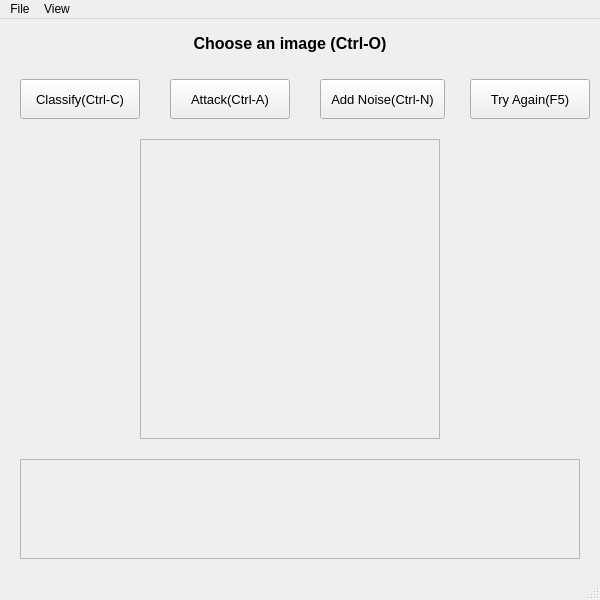
sShaAanGg/python-final, file mainwindow.ui: the form before one commit.
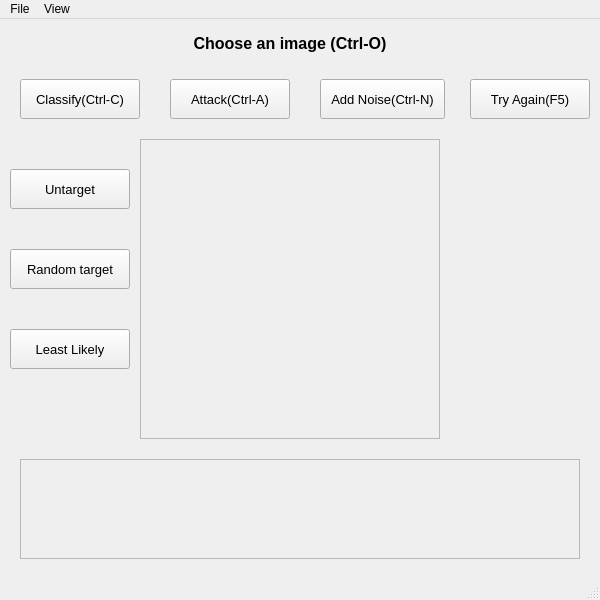
The form after the commit.

Commit message: Add buttons for different attacking modes

What changed in the file:
```diff
--- a/mainwindow.ui
+++ b/mainwindow.ui
@@ -257,6 +257,78 @@
      </property>
     </widget>
    </widget>
+   <widget class="QPushButton" name="button_attack_untargeted">
+    <property name="geometry">
+     <rect>
+      <x>10</x>
+      <y>150</y>
+      <width>120</width>
+      <height>40</height>
+     </rect>
+    </property>
+    <property name="font">
+     <font>
+      <pointsize>10</pointsize>
+     </font>
+    </property>
+    <property name="text">
+     <string>Untarget</string>
+    </property>
+    <property name="shortcut">
+     <string>F1</string>
+    </property>
+    <property name="isActivated" stdset="0">
+     <bool>false</bool>
+    </property>
+   </widget>
+   <widget class="QPushButton" name="button_attack_least">
+    <property name="geometry">
+     <rect>
+      <x>10</x>
+      <y>310</y>
+      <width>120</width>
+      <height>40</height>
+     </rect>
+    </property>
+    <property name="font">
+     <font>
+      <pointsize>10</pointsize>
+     </font>
+    </property>
+    <property name="text">
+     <string>Least Likely</string>
+    </property>
+    <property name="shortcut">
+     <string>F3</string>
+    </property>
+    <property name="isActivated" stdset="0">
+     <bool>false</bool>
+    </property>
+   </widget>
+   <widget class="QPushButton" name="button_attack_random">
+    <property name="geometry">
+     <rect>
+      <x>10</x>
+      <y>230</y>
+      <width>120</width>
+      <height>40</height>
+     </rect>
+    </property>
+    <property name="font">
+     <font>
+      <pointsize>10</pointsize>
+     </font>
+    </property>
+    <property name="text">
+     <string>Random target</string>
+    </property>
+    <property name="shortcut">
+     <string>F2</string>
+    </property>
+    <property name="isActivated" stdset="0">
+     <bool>false</bool>
+    </property>
+   </widget>
    <zorder>label_help</zorder>
    <zorder>button_attack</zorder>
    <zorder>button_classify</zorder>
```
Left out of the diff: 6 changed lines with no effect on the pictures. The commit also changes 1 other file.
